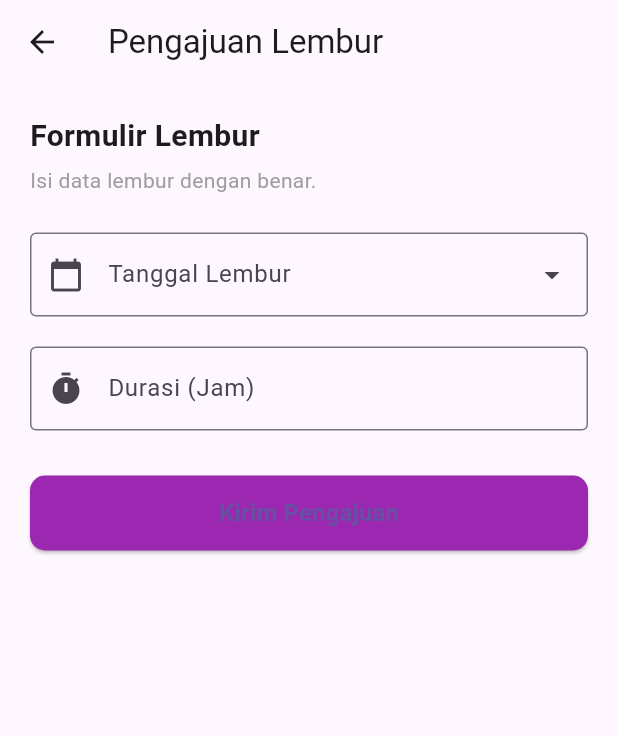
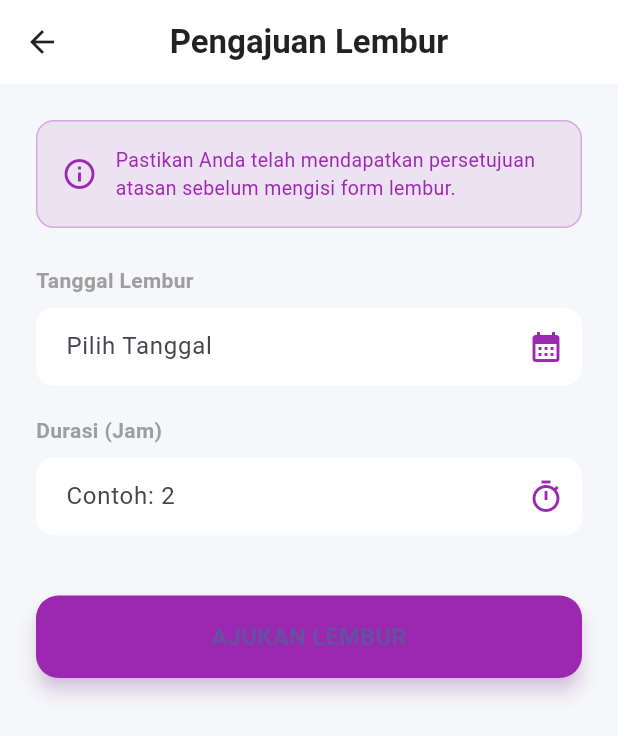
Before and after one commit to Faaaanw/Absen_ujikom_flutter, a Flutter app: the HomePage screen opened directly, after a tap on "Lembur", on a phone screen of 412 x 824 dp. Shown: the top 736 px of the screen. Run offline on Flutter 3.47's test engine with Material 3 defaults, Android fonts, the phone set to English and light mode, and no system bars; our stand-ins replace geolocator, image_picker, qr_flutter, shared_preferences; accounts and stored records are empty.

Commit message:
Update: memperbaiki tampilan

```diff
--- a/lib/Page/home_page.dart
+++ b/lib/Page/home_page.dart
@@ -3,7 +3,7 @@ import 'package:flutter/material.dart';
 import 'package:shared_preferences/shared_preferences.dart';
 import 'absen_page.dart';
 import 'izin_page.dart';
-import 'overtime_page.dart'; // <--- 1. TAMBAHKAN IMPORT INI
+import 'overtime_page.dart';
 import 'login_page.dart';
 import '../services/api_service.dart';
 
@@ -36,6 +36,20 @@ class _HomePageState extends State<HomePage> {
   }
 
   Future<void> _logout() async {
+    // Show confirmation dialog
+    bool confirm = await showDialog(
+      context: context,
+      builder: (context) => AlertDialog(
+        title: const Text("Konfirmasi Logout"),
+        content: const Text("Apakah Anda yakin ingin keluar?"),
+        actions: [
+          TextButton(onPressed: () => Navigator.pop(context, false), child: const Text("Batal")),
+          TextButton(onPressed: () => Navigator.pop(context, true), child: const Text("Ya, Keluar")),
+        ],
+      ),
+    ) ?? false;
+
+    if (confirm) {
       await _apiService.logout();
       if (!mounted) return;
       Navigator.of(context).pushAndRemoveUntil(
@@ -43,40 +57,40 @@ class _HomePageState extends State<HomePage> {
         (route) => false,
       );
     }
+  }
 
   @override
   Widget build(BuildContext context) {
     return Scaffold(
-      backgroundColor: Colors.grey[100],
-      appBar: AppBar(
-        title: const Text("Dashboard Karyawan"),
-        elevation: 0,
-        actions: [
-          IconButton(
-            icon: const Icon(Icons.logout),
-            tooltip: 'Logout',
-            onPressed: _logout,
+      backgroundColor: const Color(0xFFF5F7FA), // Latar belakang abu-abu sangat muda
+      body: SingleChildScrollView(
+        child: Column(
+          children: [
+            // --- HEADER CUSTOM ---
+            Container(
+              padding: const EdgeInsets.only(top: 60, left: 20, right: 20, bottom: 30),
+              decoration: const BoxDecoration(
+                gradient: LinearGradient(
+                  colors: [Color(0xFF2980B9), Color(0xFF6DD5FA)], // Gradasi Biru
+                  begin: Alignment.topLeft,
+                  end: Alignment.bottomRight,
                 ),
-        ],
+                borderRadius: BorderRadius.only(
+                  bottomLeft: Radius.circular(30),
+                  bottomRight: Radius.circular(30),
                 ),
-      body: SingleChildScrollView(
-        padding: const EdgeInsets.all(20.0),
+              ),
               child: Column(
-          crossAxisAlignment: CrossAxisAlignment.start,
                 children: [
-            // Bagian Header Sapaan
-            Container(
-              padding: const EdgeInsets.all(20),
-              decoration: BoxDecoration(
-                color: Colors.blueAccent,
-                borderRadius: BorderRadius.circular(15),
-              ),
-              child: Row(
+                  Row(
+                    mainAxisAlignment: MainAxisAlignment.spaceBetween,
                     children: [
-                  const CircleAvatar(
-                    radius: 30,
-                    backgroundColor: Colors.white,
-                    child: Icon(Icons.person, size: 30, color: Colors.blue),
+                      Row(
+                        children: [
+                          CircleAvatar(
+                            radius: 28,
+                            backgroundColor: Colors.white.withOpacity(0.9),
+                            child: const Icon(Icons.person, size: 32, color: Color(0xFF2980B9)),
                           ),
                           const SizedBox(width: 15),
                           Column(
@@ -90,7 +104,7 @@ class _HomePageState extends State<HomePage> {
                                 _userName,
                                 style: const TextStyle(
                                   color: Colors.white,
-                          fontSize: 18,
+                                  fontSize: 20,
                                   fontWeight: FontWeight.bold,
                                 ),
                               ),
@@ -98,78 +112,70 @@ class _HomePageState extends State<HomePage> {
                           ),
                         ],
                       ),
+                      IconButton(
+                        onPressed: _logout,
+                        icon: const Icon(Icons.logout, color: Colors.white),
+                        tooltip: "Logout",
+                      )
+                    ],
+                  ),
+                ],
+              ),
             ),
 
-            const SizedBox(height: 30),
+            // --- MENU GRID ---
+            Padding(
+              padding: const EdgeInsets.all(24.0),
+              child: Column(
+                crossAxisAlignment: CrossAxisAlignment.start,
+                children: [
                   const Text(
                     "Menu Utama",
-              style: TextStyle(fontSize: 18, fontWeight: FontWeight.bold),
+                    style: TextStyle(
+                      fontSize: 18,
+                      fontWeight: FontWeight.bold,
+                      color: Colors.black87,
                     ),
-            const SizedBox(height: 15),
-
-            // Grid Menu
+                  ),
+                  const SizedBox(height: 20),
                   GridView.count(
                     shrinkWrap: true,
                     physics: const NeverScrollableScrollPhysics(),
                     crossAxisCount: 2,
-              crossAxisSpacing: 15,
-              mainAxisSpacing: 15,
+                    crossAxisSpacing: 16,
+                    mainAxisSpacing: 16,
+                    childAspectRatio: 1.1, // Membuat kartu sedikit lebih lebar
                     children: [
-                // 1. TOMBOL ABSENSI
                       _buildMenuCard(
                         icon: Icons.qr_code_scanner,
                         title: "Absensi QR",
                         color: Colors.orange,
-                  onTap: () {
-                    Navigator.push(
-                      context,
-                      MaterialPageRoute(
-                        builder: (context) => const AbsenPage(),
+                        onTap: () => Navigator.push(context, MaterialPageRoute(builder: (_) => const AbsenPage())),
                       ),
-                    );
-                  },
+                      _buildMenuCard(
+                        icon: Icons.assignment_turned_in_rounded,
+                        title: "Izin / Cuti",
+                        color: Colors.green,
+                        onTap: () => Navigator.push(context, MaterialPageRoute(builder: (_) => const IzinPage())),
                       ),
-
-                // 2. TOMBOL IZIN / CUTI
                       _buildMenuCard(
-                  icon: Icons.assignment_turned_in,
-                  title: "Pengajuan Izin",
-                  color: Colors.green,
-                  onTap: () {
-                    Navigator.push(
-                      context,
-                      MaterialPageRoute(builder: (context) => const IzinPage()),
-                    );
-                  },
-                ),
-
-                // 3. TOMBOL LEMBUR (BARU) <--- TAMBAHKAN INI
-                _buildMenuCard(
-                  icon: Icons.more_time, // Icon Jam Plus
+                        icon: Icons.access_time_filled,
                         title: "Lembur",
                         color: Colors.purple,
-                  onTap: () {
-                    Navigator.push(
-                      context,
-                      MaterialPageRoute(
-                        builder: (context) => const OvertimePage(),
+                        onTap: () => Navigator.push(context, MaterialPageRoute(builder: (_) => const OvertimePage())),
                       ),
-                    );
-                  },
-                ),
-
-                // 4. TOMBOL RIWAYAT
                       _buildMenuCard(
-                  icon: Icons.history,
+                        icon: Icons.history_rounded,
                         title: "Riwayat",
                         color: Colors.blue,
                         onTap: () {
-                    ScaffoldMessenger.of(context).showSnackBar(
-                      const SnackBar(content: Text("Fitur Coming Soon")),
-                    );
+                          ScaffoldMessenger.of(context).showSnackBar(const SnackBar(content: Text("Fitur Coming Soon")));
                         },
                       ),
                     ],
+                  ),
+                ],
+              ),
             ),
           ],
         ),
@@ -183,26 +189,46 @@ class _HomePageState extends State<HomePage> {
     required Color color,
     required VoidCallback onTap,
   }) {
-    return Card(
-      elevation: 4,
-      shape: RoundedRectangleBorder(borderRadius: BorderRadius.circular(15)),
+    return Container(
+      decoration: BoxDecoration(
+        color: Colors.white,
+        borderRadius: BorderRadius.circular(20),
+        boxShadow: [
+          BoxShadow(
+            color: Colors.grey.withOpacity(0.1),
+            spreadRadius: 2,
+            blurRadius: 10,
+            offset: const Offset(0, 5),
+          ),
+        ],
+      ),
+      child: Material(
+        color: Colors.transparent,
         child: InkWell(
           onTap: onTap,
-        borderRadius: BorderRadius.circular(15),
+          borderRadius: BorderRadius.circular(20),
           child: Column(
             mainAxisAlignment: MainAxisAlignment.center,
             children: [
-            CircleAvatar(
-              radius: 25,
-              backgroundColor: color.withOpacity(0.2),
-              child: Icon(icon, size: 30, color: color),
+              Container(
+                padding: const EdgeInsets.all(16),
+                decoration: BoxDecoration(
+                  color: color.withOpacity(0.1),
+                  shape: BoxShape.circle,
                 ),
-            const SizedBox(height: 15),
+                child: Icon(icon, size: 32, color: color),
+              ),
+              const SizedBox(height: 12),
               Text(
                 title,
-              style: const TextStyle(fontWeight: FontWeight.bold, fontSize: 16),
+                style: const TextStyle(
+                  fontWeight: FontWeight.w600,
+                  fontSize: 15,
+                  color: Colors.black87,
+                ),
               ),
             ],
+          ),
         ),
       ),
     );
--- a/lib/Page/overtime_page.dart
+++ b/lib/Page/overtime_page.dart
@@ -1,5 +1,5 @@
 import 'package:flutter/material.dart';
-import '../services/api_service.dart'; // Sesuaikan path jika berbeda
+import '../services/api_service.dart';
 
 class OvertimePage extends StatefulWidget {
   const OvertimePage({super.key});
@@ -12,66 +12,63 @@ class _OvertimePageState extends State<OvertimePage> {
   final _formKey = GlobalKey<FormState>();
   final TextEditingController _dateController = TextEditingController();
   final TextEditingController _durationController = TextEditingController();
-
   final ApiService _apiService = ApiService();
   bool _isLoading = false;
 
-  @override
-  void dispose() {
-    _dateController.dispose();
-    _durationController.dispose();
-    super.dispose();
-  }
+  // Style input konsisten dengan halaman lain
+  final InputDecoration _inputDecoration = InputDecoration(
+    filled: true,
+    fillColor: Colors.white,
+    border: OutlineInputBorder(borderRadius: BorderRadius.circular(12), borderSide: BorderSide.none),
+    enabledBorder: OutlineInputBorder(borderRadius: BorderRadius.circular(12), borderSide: BorderSide.none),
+    focusedBorder: OutlineInputBorder(
+      borderRadius: BorderRadius.circular(12),
+      borderSide: const BorderSide(color: Colors.purple, width: 1.5),
+    ),
+    contentPadding: const EdgeInsets.symmetric(horizontal: 16, vertical: 14),
+  );
 
-  // Fungsi untuk memilih tanggal
   Future<void> _pickDate() async {
     DateTime? picked = await showDatePicker(
       context: context,
       initialDate: DateTime.now(),
       firstDate: DateTime(2000),
       lastDate: DateTime(2100),
+      builder: (context, child) {
+        return Theme(
+          data: ThemeData.light().copyWith(
+            colorScheme: const ColorScheme.light(primary: Colors.purple),
+          ),
+          child: child!,
+        );
+      },
     );
-
     if (picked != null) {
-      // Format manual ke YYYY-MM-DD agar tidak perlu package intl
-      String formattedDate =
-          "${picked.year}-${picked.month.toString().padLeft(2, '0')}-${picked.day.toString().padLeft(2, '0')}";
-
-      setState(() {
-        _dateController.text = formattedDate;
-      });
+      String formattedDate = "${picked.year}-${picked.month.toString().padLeft(2, '0')}-${picked.day.toString().padLeft(2, '0')}";
+      setState(() => _dateController.text = formattedDate);
     }
   }
 
-  // Fungsi Submit
   Future<void> _submit() async {
     if (!_formKey.currentState!.validate()) return;
-
     setState(() => _isLoading = true);
 
-    String date = _dateController.text;
-    int duration = int.parse(_durationController.text);
-
-    final result = await _apiService.submitOvertime(date, duration);
+    final result = await _apiService.submitOvertime(
+      _dateController.text,
+      int.parse(_durationController.text),
+    );
 
     setState(() => _isLoading = false);
-
     if (!mounted) return;
 
     if (result['success']) {
       ScaffoldMessenger.of(context).showSnackBar(
-        SnackBar(
-          content: Text(result['message']),
-          backgroundColor: Colors.green
-        ),
+        SnackBar(content: Text(result['message']), backgroundColor: Colors.green),
       );
-      Navigator.pop(context); // Kembali ke dashboard setelah sukses
+      Navigator.pop(context);
     } else {
       ScaffoldMessenger.of(context).showSnackBar(
-        SnackBar(
-          content: Text(result['message']),
-          backgroundColor: Colors.red
-        ),
+        SnackBar(content: Text(result['message']), backgroundColor: Colors.red),
       );
     }
   }
@@ -79,89 +76,89 @@ class _OvertimePageState extends State<OvertimePage> {
   @override
   Widget build(BuildContext context) {
     return Scaffold(
+      backgroundColor: const Color(0xFFF5F7FA),
       appBar: AppBar(
-        title: const Text("Pengajuan Lembur"),
+        title: const Text("Pengajuan Lembur", style: TextStyle(color: Colors.black87, fontWeight: FontWeight.bold)),
+        backgroundColor: Colors.white,
         elevation: 0,
+        iconTheme: const IconThemeData(color: Colors.black87),
+        centerTitle: true,
       ),
       body: SingleChildScrollView(
-        padding: const EdgeInsets.all(20.0),
+        padding: const EdgeInsets.all(24.0),
         child: Form(
           key: _formKey,
           child: Column(
             crossAxisAlignment: CrossAxisAlignment.start,
             children: [
-              const Text(
-                "Formulir Lembur",
-                style: TextStyle(fontSize: 20, fontWeight: FontWeight.bold),
-              ),
-              const SizedBox(height: 5),
-              const Text(
-                "Isi data lembur dengan benar.",
-                style: TextStyle(color: Colors.grey),
+              // Card Info
+              Container(
+                padding: const EdgeInsets.all(16),
+                decoration: BoxDecoration(
+                  color: Colors.purple.withOpacity(0.1),
+                  borderRadius: BorderRadius.circular(12),
+                  border: Border.all(color: Colors.purple.withOpacity(0.3)),
+                ),
+                child: Row(
+                  children: const [
+                    Icon(Icons.info_outline, color: Colors.purple),
+                    SizedBox(width: 12),
+                    Expanded(
+                      child: Text(
+                        "Pastikan Anda telah mendapatkan persetujuan atasan sebelum mengisi form lembur.",
+                        style: TextStyle(color: Colors.purple, fontSize: 13),
+                      ),
+                    ),
+                  ],
+                ),
               ),
               const SizedBox(height: 25),
 
-              // INPUT TANGGAL
+              const Text("Tanggal Lembur", style: TextStyle(fontWeight: FontWeight.bold, fontSize: 14, color: Colors.grey)),
+              const SizedBox(height: 8),
               TextFormField(
                 controller: _dateController,
-                readOnly: true, // Tidak bisa diketik manual
-                decoration: const InputDecoration(
-                  labelText: "Tanggal Lembur",
-                  prefixIcon: Icon(Icons.calendar_today),
-                  border: OutlineInputBorder(),
-                  suffixIcon: Icon(Icons.arrow_drop_down),
+                readOnly: true,
+                decoration: _inputDecoration.copyWith(
+                  hintText: "Pilih Tanggal",
+                  suffixIcon: const Icon(Icons.calendar_month, color: Colors.purple),
                 ),
-                onTap: _pickDate, // Buka kalender saat diklik
-                validator: (value) {
-                  if (value == null || value.isEmpty) {
-                    return 'Tanggal wajib diisi';
-                  }
+                onTap: _pickDate,
+                validator: (val) => (val == null || val.isEmpty) ? 'Wajib diisi' : null,
+              ),
+
+              const SizedBox(height: 20),
+              const Text("Durasi (Jam)", style: TextStyle(fontWeight: FontWeight.bold, fontSize: 14, color: Colors.grey)),
+              const SizedBox(height: 8),
+              TextFormField(
+                controller: _durationController,
+                keyboardType: TextInputType.number,
+                decoration: _inputDecoration.copyWith(
+                  hintText: "Contoh: 2",
+                  suffixIcon: const Icon(Icons.timer_outlined, color: Colors.purple),
+                ),
+                validator: (val) {
+                  if (val == null || val.isEmpty) return 'Wajib diisi';
+                  if (int.tryParse(val) == null) return 'Harus angka';
                   return null;
                 },
               ),
-              const SizedBox(height: 20),
 
-              // INPUT DURASI
-              TextFormField(
-                controller: _durationController,
-                keyboardType: TextInputType.number,
-                decoration: const InputDecoration(
-                  labelText: "Durasi (Jam)",
-                  prefixIcon: Icon(Icons.timer),
-                  border: OutlineInputBorder(),
-                  hintText: "Contoh: 2",
-                  suffixText: "Jam"
-                ),
-                validator: (value) {
-                  if (value == null || value.isEmpty) {
-                    return 'Durasi wajib diisi';
-                  }
-                  if (int.tryParse(value) == null) {
-                    return 'Harus berupa angka bulat';
-                  }
-                  return null;
-                },
-              ),
-              const SizedBox(height: 30),
-
-              // TOMBOL SUBMIT
+              const SizedBox(height: 40),
               SizedBox(
                 width: double.infinity,
-                height: 50,
+                height: 55,
                 child: ElevatedButton(
                   onPressed: _isLoading ? null : _submit,
                   style: ElevatedButton.styleFrom(
-                    backgroundColor: Colors.purple, // Warna pembeda
-                    shape: RoundedRectangleBorder(
-                      borderRadius: BorderRadius.circular(10),
-                    ),
+                    backgroundColor: Colors.purple,
+                    shape: RoundedRectangleBorder(borderRadius: BorderRadius.circular(15)),
+                    elevation: 5,
+                    shadowColor: Colors.purple.withOpacity(0.4),
                   ),
                   child: _isLoading
                       ? const CircularProgressIndicator(color: Colors.white)
-                      : const Text(
-                          "Kirim Pengajuan",
-                          style: TextStyle(fontSize: 16, fontWeight: FontWeight.bold),
-                        ),
+                      : const Text("AJUKAN LEMBUR", style: TextStyle(fontSize: 16, fontWeight: FontWeight.bold)),
                 ),
               ),
             ],
--- a/lib/services/api_service.dart
+++ b/lib/services/api_service.dart
@@ -6,8 +6,7 @@ import 'dart:io';
 class ApiService {
   // GANTI dengan IP Laptop/Komputer kamu.
   // Jangan pakai localhost untuk Android Emulator (gunakan 10.0.2.2) atau Real Device (IP LAN).
-  final String baseUrl = 'http://10.22.27.240:8002/api';
-
+  final String baseUrl = 'http://192.168.0.137:8002/api';
   Future<Map<String, dynamic>> login(String email, String password) async {
     final url = Uri.parse('$baseUrl/login');
 
```
Also changed, not shown: lib/Page/izin_page.dart (+122 -85 lines). Lines whose indentation alone changed are shown as unchanged.
